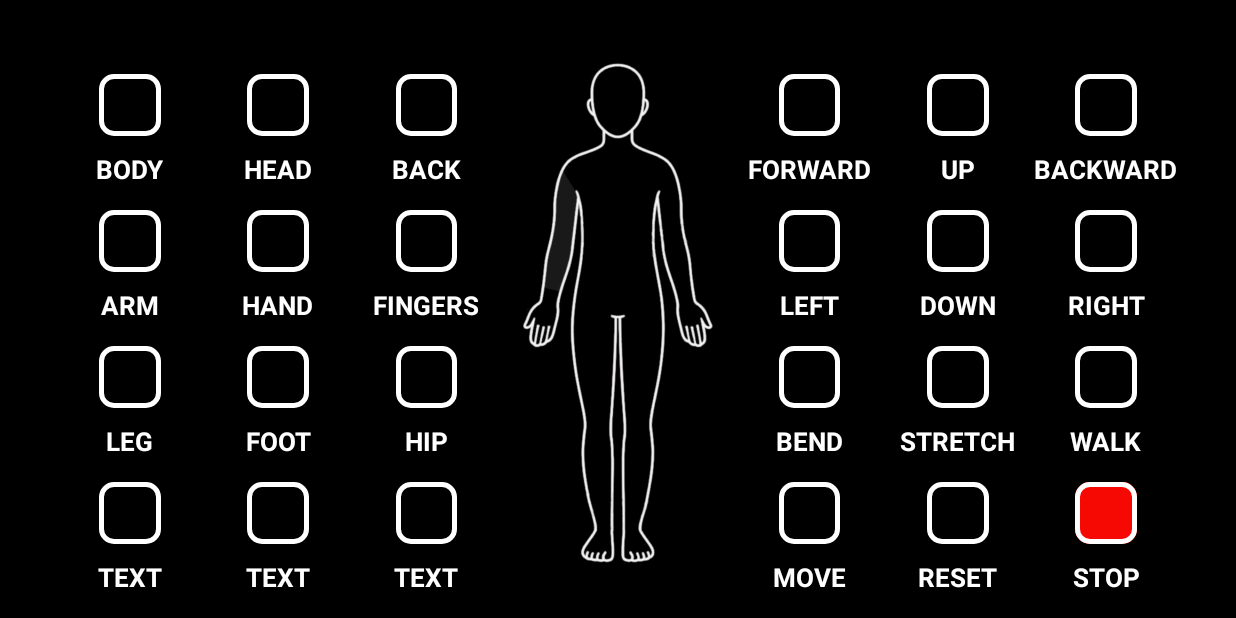
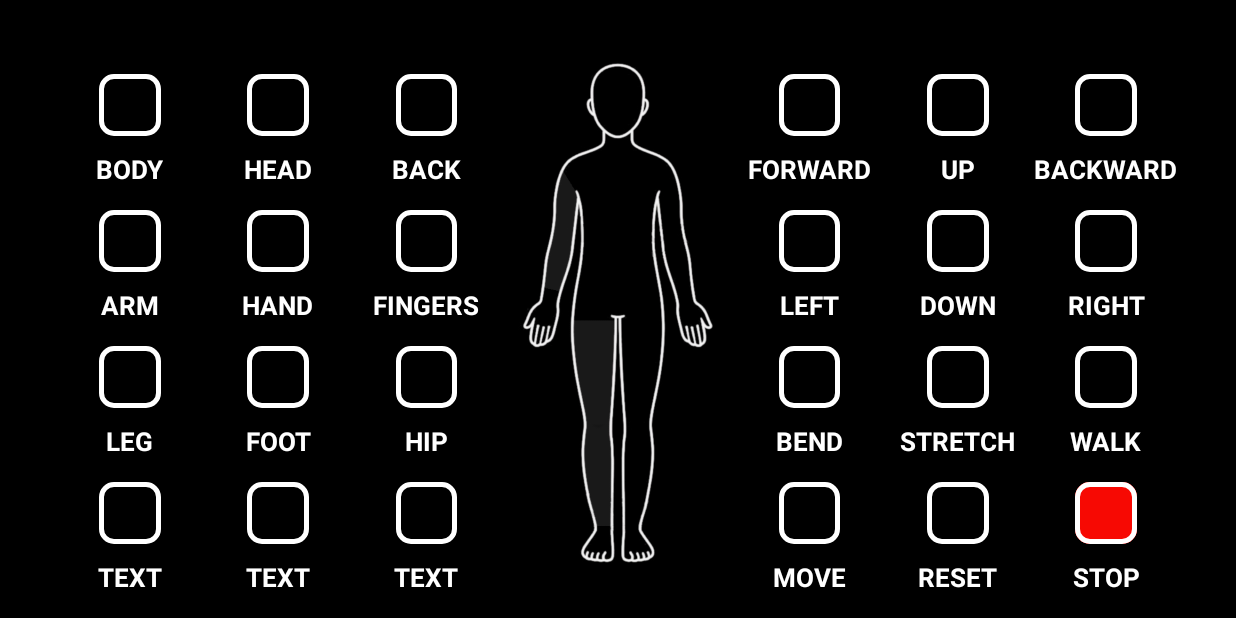
Before and after one commit to Ograeset/RcHumanoid, an Android app: the screen it shows after launch (MainActivity), after a tap on an icon or button, on a phone screen of 824 x 412 dp (held sideways). Run offline under Robolectric (Android 15) with nearby library versions, the phone set to English and light mode, and no system bars; 2 other taps on this screen came first.

Commit message:
bodyparts animated

```diff
--- a/app/src/main/java/se/nani/MainActivity.java
+++ b/app/src/main/java/se/nani/MainActivity.java
@@ -22,9 +22,9 @@ public class MainActivity extends AppCompatActivity implements View.OnClickListe
             btnCol4_R1, btnCol4_R2, btnCol4_R3, btnCol4_R4,
             btnCol5_R1, btnCol5_R2, btnCol5_R3, btnCol5_R4,
             btnCol6_R1, btnCol6_R2, btnCol6_R3, btnCol6_R4;
-    ImageView head;
-    ImageView lArm;
-    ImageView rArm;
+    ImageView head, arm_l, arm_r, hand_l, hand_r, leg_l, leg_r,
+              foot_l, foot_r;
+
 
     Boolean boolLeft = false;
 
@@ -99,9 +99,15 @@ public class MainActivity extends AppCompatActivity implements View.OnClickListe
 
 
         //Images
-        lArm = findViewById(R.id.arm_l);
-        rArm = findViewById(R.id.arm_r);
+        arm_l = findViewById(R.id.arm_l);
+        arm_r = findViewById(R.id.arm_r);
         head = findViewById(R.id.head);
+        hand_l = findViewById(R.id.hand_l);
+        hand_r = findViewById(R.id.hand_r);
+        leg_l = findViewById(R.id.leg_l);
+        leg_r = findViewById(R.id.leg_r);
+        foot_l = findViewById(R.id.foot_l);
+        foot_r = findViewById(R.id.foot_r);
 
 
 
@@ -118,13 +124,18 @@ public class MainActivity extends AppCompatActivity implements View.OnClickListe
         }
         else if (id == R.id.btnCol1_R2){
             if (boolLeft){
-                showImage(lArm);
+                showImage(arm_l);
             } else {
-                showImage(rArm);
+                showImage(arm_r);
             }
             mediaPlayer = MediaPlayer.create(this, R.raw.arm);
         }
         else if (id == R.id.btnCol1_R3){
+            if (boolLeft){
+                showImage(leg_l);
+            } else {
+                showImage(leg_r);
+            }
             mediaPlayer = MediaPlayer.create(this, R.raw.leg);
         }
         else if (id == R.id.btnCol1_R4){
@@ -135,9 +146,19 @@ public class MainActivity extends AppCompatActivity implements View.OnClickListe
             mediaPlayer = MediaPlayer.create(this, R.raw.head);
         }
         else if (id == R.id.btnCol2_R2){
+            if (boolLeft){
+                showImage(hand_l);
+            } else {
+                showImage(hand_r);
+            }
             mediaPlayer = MediaPlayer.create(this, R.raw.hand);
         }
         else if (id == R.id.btnCol2_R3){
+            if (boolLeft){
+                showImage(foot_l);
+            } else {
+                showImage(foot_r);
+            }
             mediaPlayer = MediaPlayer.create(this, R.raw.foot);
         }
         else if (id == R.id.btnCol2_R4){
--- a/app/src/main/res/layout/activity_main.xml
+++ b/app/src/main/res/layout/activity_main.xml
@@ -40,8 +40,6 @@
     android:id="@+id/hand_l"
     android:layout_width="wrap_content"
     android:layout_height="wrap_content"
-    android:layout_marginStart="101dp"
-    android:layout_marginEnd="102dp"
     android:contentDescription="@string/app_name"
     android:visibility="invisible"
     app:layout_constraintBottom_toBottomOf="parent"
@@ -178,10 +176,8 @@
     android:visibility="invisible"
     app:layout_constraintBottom_toBottomOf="parent"
     app:layout_constraintEnd_toEndOf="parent"
-    app:layout_constraintHorizontal_bias="0.39"
     app:layout_constraintStart_toStartOf="parent"
     app:layout_constraintTop_toTopOf="parent"
-    app:layout_constraintVertical_bias="0.0"
     app:srcCompat="@drawable/foot_r" />
 
 
```
